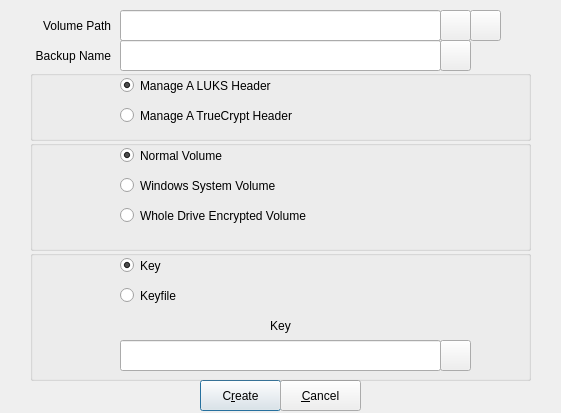
mhogomchungu/zuluCrypt, file zuluCrypt-gui/managevolumeheader.ui: the form before one commit.
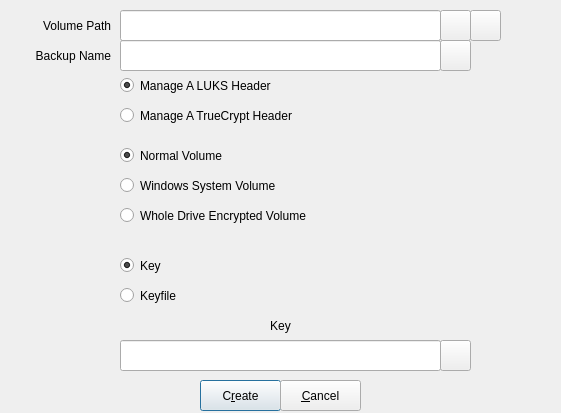
The form after the commit.

The edit to the form file:
```diff
--- a/zuluCrypt-gui/managevolumeheader.ui
+++ b/zuluCrypt-gui/managevolumeheader.ui
@@ -154,7 +154,7 @@
     <string/>
    </property>
   </widget>
-  <widget class="QGroupBox" name="groupBox">
+  <widget class="QFrame" name="frame">
    <property name="geometry">
     <rect>
      <x>30</x>
@@ -163,9 +163,6 @@
      <height>131</height>
     </rect>
    </property>
-   <property name="title">
-    <string/>
-   </property>
    <widget class="QLineEdit" name="lineEditPassWord">
     <property name="geometry">
      <rect>
@@ -241,7 +238,7 @@
     </property>
    </widget>
   </widget>
-  <widget class="QGroupBox" name="groupBox_2">
+  <widget class="QFrame" name="frame_2">
    <property name="geometry">
     <rect>
      <x>30</x>
@@ -250,9 +247,6 @@
      <height>111</height>
     </rect>
    </property>
-   <property name="title">
-    <string/>
-   </property>
    <widget class="QRadioButton" name="rbNormalTrueCrypt">
     <property name="geometry">
      <rect>
@@ -296,7 +290,7 @@
     </property>
    </widget>
   </widget>
-  <widget class="QGroupBox" name="groupBox_3">
+  <widget class="QFrame" name="frame_3">
    <property name="geometry">
     <rect>
      <x>30</x>
@@ -305,9 +299,6 @@
      <height>71</height>
     </rect>
    </property>
-   <property name="title">
-    <string/>
-   </property>
    <widget class="QRadioButton" name="rbLuksHeader">
     <property name="geometry">
      <rect>
```
